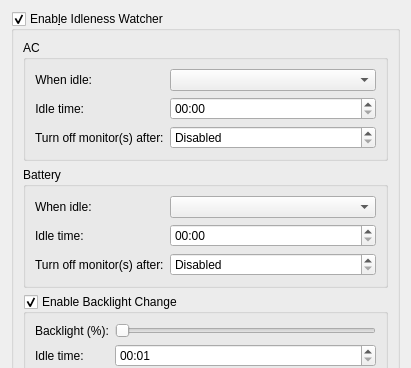
Qt form config/idlenesswatchersettings.ui (lxqt/lxqt-powermanagement) before a commit; both pictures show x 0 to 411 and y 0 to 368 of the 411 by 753 pixel window.
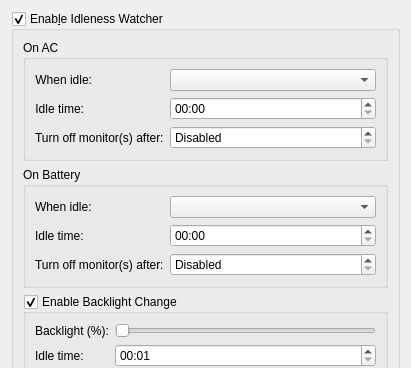
The same form after that commit.

Commit message: Better wording

The edit to the form file:
```diff
--- a/config/idlenesswatchersettings.ui
+++ b/config/idlenesswatchersettings.ui
@@ -23,7 +23,7 @@
       <item>
        <widget class="QGroupBox" name="acGroupBox">
         <property name="title">
-         <string>AC</string>
+         <string>On AC</string>
         </property>
         <layout class="QFormLayout" name="formLayout_AC">
          <item row="0" column="0">
@@ -94,7 +94,7 @@
       <item>
        <widget class="QGroupBox" name="batteryGroupBox">
         <property name="title">
-         <string>Battery</string>
+         <string>On Battery</string>
         </property>
         <layout class="QFormLayout" name="formLayout_Battery">
          <item row="0" column="0">
```
Left out of the diff: 4 changed lines with no effect on the pictures.
